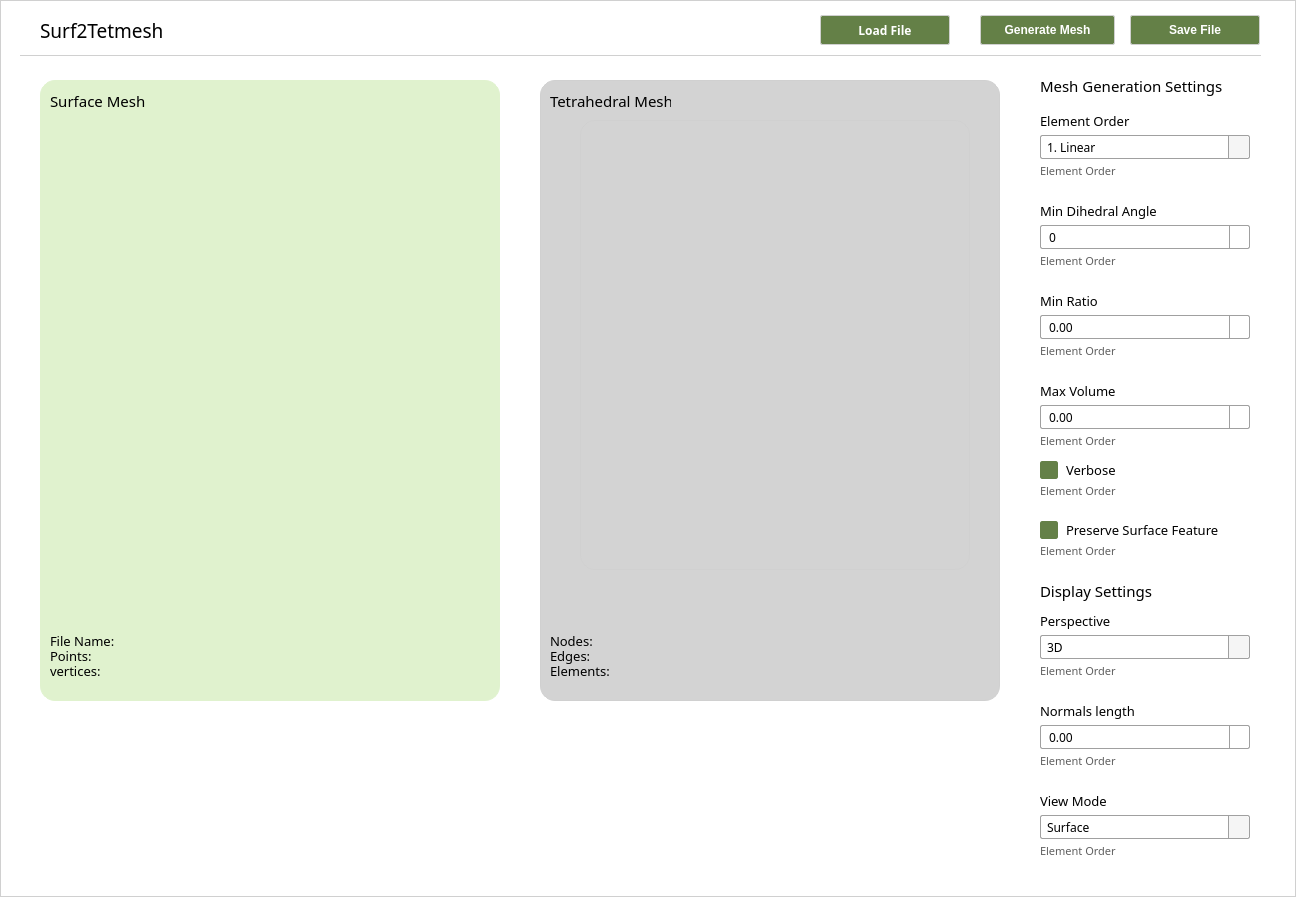
Above: ui/widget.ui from mhddany/surf2tetmeshApp before the change. Below: the same form after it.
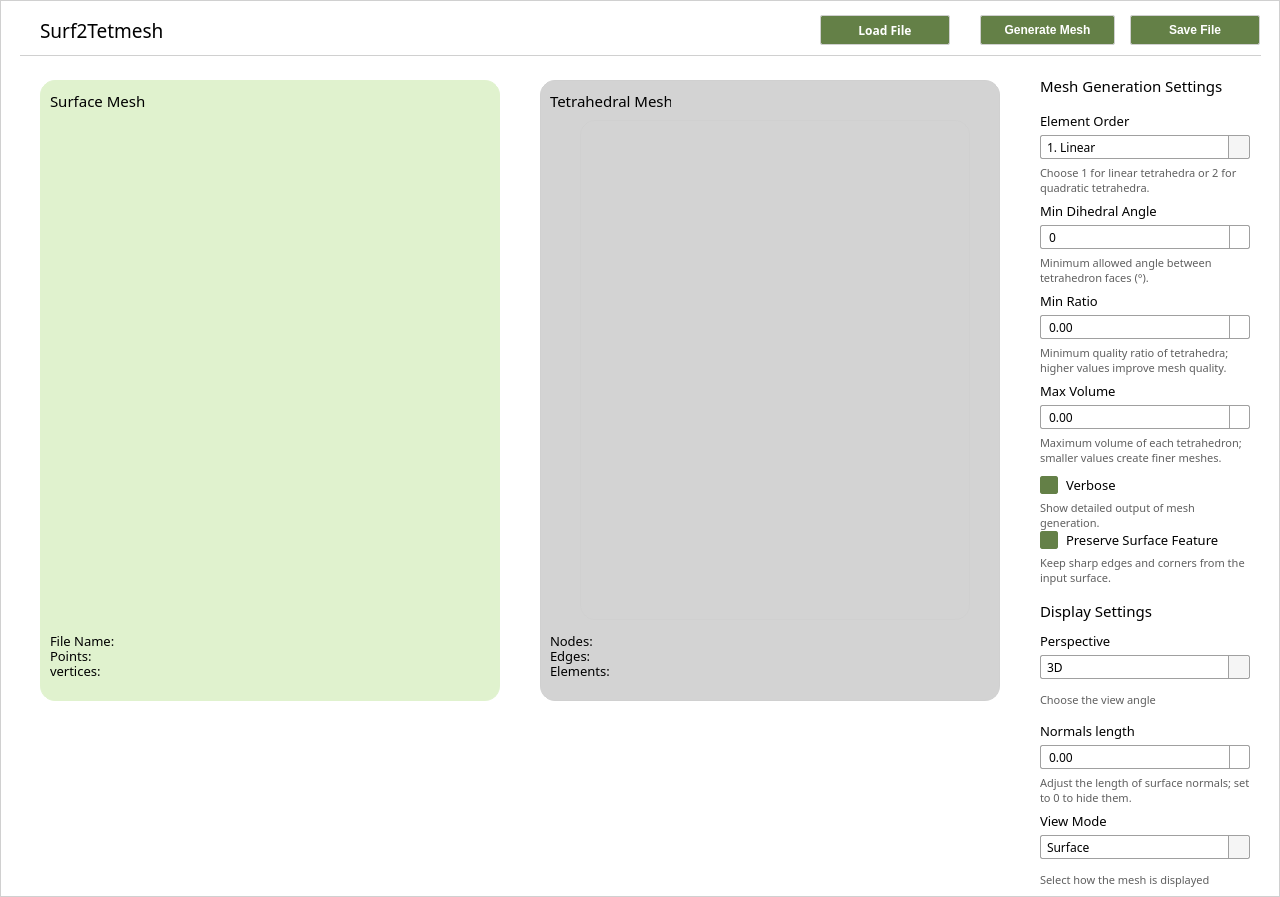
That is the form after the change. Custom widgets are drawn as their Qt base class.

Commit message: update layout and add mesh infos in label

Patch:
```diff
--- a/ui/widget.ui
+++ b/ui/widget.ui
@@ -6,7 +6,7 @@
    <rect>
     <x>0</x>
     <y>0</y>
-    <width>1296</width>
+    <width>1280</width>
     <height>897</height>
    </rect>
   </property>
@@ -192,7 +192,7 @@
       <x>40</x>
       <y>40</y>
       <width>390</width>
-      <height>450</height>
+      <height>500</height>
      </rect>
     </property>
     <property name="styleSheet">
@@ -235,7 +235,7 @@
      <rect>
       <x>10</x>
       <y>550</y>
-      <width>121</width>
+      <width>350</width>
       <height>21</height>
      </rect>
     </property>
@@ -262,7 +262,7 @@
      <rect>
       <x>10</x>
       <y>565</y>
-      <width>121</width>
+      <width>350</width>
       <height>21</height>
      </rect>
     </property>
@@ -289,7 +289,7 @@
      <rect>
       <x>10</x>
       <y>580</y>
-      <width>121</width>
+      <width>350</width>
       <height>21</height>
      </rect>
     </property>
@@ -341,7 +341,7 @@
       <x>40</x>
       <y>40</y>
       <width>390</width>
-      <height>450</height>
+      <height>500</height>
      </rect>
     </property>
     <property name="styleSheet">
@@ -387,7 +387,7 @@
      <rect>
       <x>10</x>
       <y>550</y>
-      <width>121</width>
+      <width>350</width>
       <height>21</height>
      </rect>
     </property>
@@ -414,7 +414,7 @@
      <rect>
       <x>10</x>
       <y>565</y>
-      <width>121</width>
+      <width>350</width>
       <height>21</height>
      </rect>
     </property>
@@ -441,7 +441,7 @@
      <rect>
       <x>10</x>
       <y>580</y>
-      <width>121</width>
+      <width>350</width>
       <height>21</height>
      </rect>
     </property>
@@ -622,9 +622,9 @@
    <property name="geometry">
     <rect>
      <x>1040</x>
-     <y>160</y>
-     <width>121</width>
-     <height>21</height>
+     <y>165</y>
+     <width>210</width>
+     <height>30</height>
     </rect>
    </property>
    <property name="font">
@@ -641,8 +641,14 @@
 	qproperty-alignment: 'AlignLeft | AlignVCenter';
 }</string>
    </property>
+   <property name="midLineWidth">
+    <number>0</number>
+   </property>
    <property name="text">
-    <string>Element Order</string>
+    <string>Choose 1 for linear tetrahedra or 2 for quadratic tetrahedra.</string>
+   </property>
+   <property name="wordWrap">
+    <bool>true</bool>
    </property>
   </widget>
   <widget class="QLabel" name="mindihedralangleLabel">
@@ -715,9 +721,9 @@
    <property name="geometry">
     <rect>
      <x>1040</x>
-     <y>250</y>
-     <width>121</width>
-     <height>21</height>
+     <y>255</y>
+     <width>210</width>
+     <height>30</height>
     </rect>
    </property>
    <property name="font">
@@ -735,7 +741,10 @@
 }</string>
    </property>
    <property name="text">
-    <string>Element Order</string>
+    <string>Minimum allowed angle between tetrahedron faces (°). </string>
+   </property>
+   <property name="wordWrap">
+    <bool>true</bool>
    </property>
   </widget>
   <widget class="QDoubleSpinBox" name="minRatioDoubleSpinBox">
@@ -808,9 +817,9 @@
    <property name="geometry">
     <rect>
      <x>1040</x>
-     <y>340</y>
-     <width>121</width>
-     <height>21</height>
+     <y>345</y>
+     <width>210</width>
+     <height>30</height>
     </rect>
    </property>
    <property name="font">
@@ -828,7 +837,10 @@
 }</string>
    </property>
    <property name="text">
-    <string>Element Order</string>
+    <string>Minimum quality ratio of tetrahedra; higher values improve mesh quality.</string>
+   </property>
+   <property name="wordWrap">
+    <bool>true</bool>
    </property>
   </widget>
   <widget class="QLabel" name="maxVolumeLabel">
@@ -901,9 +913,9 @@
    <property name="geometry">
     <rect>
      <x>1040</x>
-     <y>430</y>
-     <width>121</width>
-     <height>21</height>
+     <y>435</y>
+     <width>210</width>
+     <height>30</height>
     </rect>
    </property>
    <property name="font">
@@ -921,14 +933,17 @@
 }</string>
    </property>
    <property name="text">
-    <string>Element Order</string>
+    <string>Maximum volume of each tetrahedron; smaller values create finer meshes.</string>
+   </property>
+   <property name="wordWrap">
+    <bool>true</bool>
    </property>
   </widget>
   <widget class="QLabel" name="DisplaySettingsLabel">
    <property name="geometry">
     <rect>
      <x>1040</x>
-     <y>580</y>
+     <y>600</y>
      <width>121</width>
      <height>21</height>
     </rect>
@@ -955,7 +970,7 @@
    <property name="geometry">
     <rect>
      <x>1040</x>
-     <y>460</y>
+     <y>475</y>
      <width>181</width>
      <height>20</height>
     </rect>
@@ -998,9 +1013,9 @@
    <property name="geometry">
     <rect>
      <x>1040</x>
-     <y>480</y>
-     <width>121</width>
-     <height>21</height>
+     <y>500</y>
+     <width>210</width>
+     <height>30</height>
     </rect>
    </property>
    <property name="font">
@@ -1018,14 +1033,17 @@
 }</string>
    </property>
    <property name="text">
-    <string>Element Order</string>
+    <string>Show detailed output of mesh generation.</string>
+   </property>
+   <property name="wordWrap">
+    <bool>true</bool>
    </property>
   </widget>
   <widget class="QCheckBox" name="preserveSurfaceCheckBox">
    <property name="geometry">
     <rect>
      <x>1040</x>
-     <y>520</y>
+     <y>530</y>
      <width>181</width>
      <height>20</height>
     </rect>
@@ -1068,9 +1086,9 @@
    <property name="geometry">
     <rect>
      <x>1040</x>
-     <y>540</y>
-     <width>121</width>
-     <height>21</height>
+     <y>555</y>
+     <width>210</width>
+     <height>30</height>
     </rect>
    </property>
    <property name="font">
@@ -1088,14 +1106,17 @@
 }</string>
    </property>
    <property name="text">
-    <string>Element Order</string>
+    <string>Keep sharp edges and corners from the input surface.</string>
+   </property>
+   <property name="wordWrap">
+    <bool>true</bool>
    </property>
   </widget>
   <widget class="QLabel" name="cameraViewLabel">
    <property name="geometry">
     <rect>
      <x>1040</x>
-     <y>610</y>
+     <y>630</y>
      <width>121</width>
      <height>21</height>
     </rect>
@@ -1122,7 +1143,7 @@
    <property name="geometry">
     <rect>
      <x>1040</x>
-     <y>635</y>
+     <y>655</y>
      <width>210</width>
      <height>24</height>
     </rect>
@@ -1204,9 +1225,9 @@
    <property name="geometry">
     <rect>
      <x>1040</x>
-     <y>660</y>
-     <width>121</width>
-     <height>21</height>
+     <y>685</y>
+     <width>210</width>
+     <height>30</height>
     </rect>
    </property>
    <property name="font">
@@ -1224,14 +1245,17 @@
 }</string>
    </property>
    <property name="text">
-    <string>Element Order</string>
+    <string>Choose the view angle</string>
+   </property>
+   <property name="wordWrap">
+    <bool>true</bool>
    </property>
   </widget>
   <widget class="QDoubleSpinBox" name="normalsLengthLabelSpinBox">
    <property name="geometry">
     <rect>
      <x>1040</x>
-     <y>725</y>
+     <y>745</y>
      <width>210</width>
      <height>24</height>
     </rect>
@@ -1270,7 +1294,7 @@
    <property name="geometry">
     <rect>
      <x>1040</x>
-     <y>700</y>
+     <y>720</y>
      <width>121</width>
      <height>21</height>
     </rect>
@@ -1297,9 +1321,9 @@
    <property name="geometry">
     <rect>
      <x>1040</x>
-     <y>750</y>
-     <width>121</width>
-     <height>21</height>
+     <y>775</y>
+     <width>210</width>
+     <height>30</height>
     </rect>
    </property>
    <property name="font">
@@ -1317,14 +1341,17 @@
 }</string>
    </property>
    <property name="text">
-    <string>Element Order</string>
+    <string>Adjust the length of surface normals; set to 0 to hide them.</string>
+   </property>
+   <property name="wordWrap">
+    <bool>true</bool>
    </property>
   </widget>
   <widget class="QComboBox" name="viewModeComboBox">
    <property name="geometry">
     <rect>
      <x>1040</x>
-     <y>815</y>
+     <y>835</y>
      <width>210</width>
      <height>24</height>
     </rect>
@@ -1406,9 +1433,9 @@
    <property name="geometry">
     <rect>
      <x>1040</x>
-     <y>840</y>
-     <width>121</width>
-     <height>21</height>
+     <y>865</y>
+     <width>210</width>
+     <height>30</height>
     </rect>
    </property>
    <property name="font">
@@ -1426,14 +1453,17 @@
 }</string>
    </property>
    <property name="text">
-    <string>Element Order</string>
+    <string>Select how the mesh is displayed</string>
+   </property>
+   <property name="wordWrap">
+    <bool>true</bool>
    </property>
   </widget>
   <widget class="QLabel" name="viewModeLabel">
    <property name="geometry">
     <rect>
      <x>1040</x>
-     <y>790</y>
+     <y>810</y>
      <width>121</width>
      <height>21</height>
     </rect>
```
Left out of the diff: 30 changed lines with no effect on the pictures. The commit also changes 2 other files.
